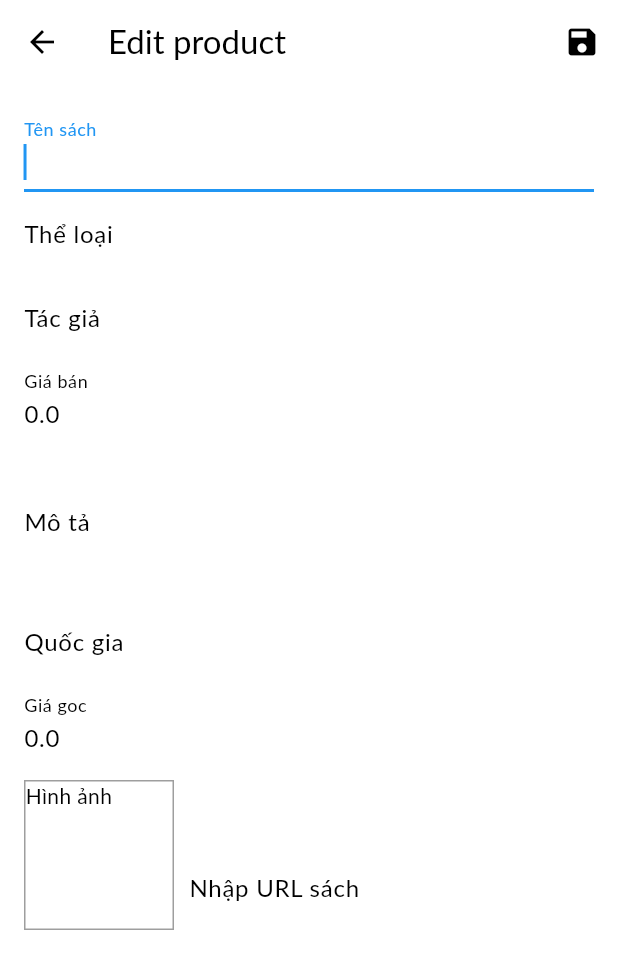
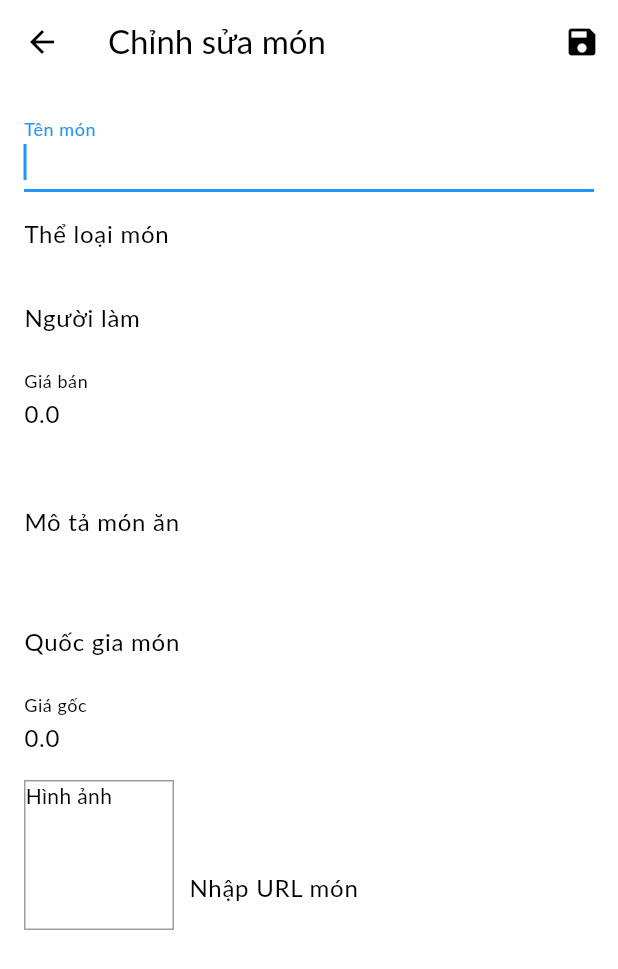
Before and after one commit to thnhtra2001/Food, a Flutter app: the EditProductScreen screen opened by its route, on a phone screen of 412 x 824 dp. Shown: the top 969 px of the screen. Run offline on Flutter 3.47's test engine with Material 3 defaults, Android fonts, the phone set to English and light mode, and no system bars; our stand-ins replace flutter_dotenv, pie_chart, shared_preferences; accounts and stored records are empty; Roboto replaces fonts that are missing (Lato).

Commit message:
update screen

```diff
--- a/lib/ui/admin/edit_product_screen.dart
+++ b/lib/ui/admin/edit_product_screen.dart
@@ -106,7 +106,7 @@ class _EditProductScreenState extends State<EditProductScreen> {
   Widget build(BuildContext context) {
     return Scaffold(
       appBar: AppBar(
-        title: const Text('Edit product'),
+        title: const Text('Chỉnh sửa món'),
         actions: <Widget>[
           IconButton(
             icon: const Icon(Icons.save),
@@ -142,7 +142,7 @@ class _EditProductScreenState extends State<EditProductScreen> {
   TextFormField buildTitleField() {
     return TextFormField(
       initialValue: _editedProduct.title,
-      decoration: const InputDecoration(labelText: 'Tên sách'),
+      decoration: const InputDecoration(labelText: 'Tên món'),
       textInputAction: TextInputAction.next,
       autofocus: true,
       validator: (value) {
@@ -160,7 +160,7 @@ class _EditProductScreenState extends State<EditProductScreen> {
   TextFormField buildCategoryField() {
     return TextFormField(
       initialValue: _editedProduct.category,
-      decoration: const InputDecoration(labelText: 'Thể loại'),
+      decoration: const InputDecoration(labelText: 'Thể loại món'),
       textInputAction: TextInputAction.next,
       autofocus: true,
       validator: (value) {
@@ -178,7 +178,7 @@ class _EditProductScreenState extends State<EditProductScreen> {
   TextFormField buildAuthorField() {
     return TextFormField(
       initialValue: _editedProduct.author,
-      decoration: const InputDecoration(labelText: 'Tác giả'),
+      decoration: const InputDecoration(labelText: 'Người làm'),
       textInputAction: TextInputAction.next,
       autofocus: true,
       validator: (value) {
@@ -196,7 +196,7 @@ class _EditProductScreenState extends State<EditProductScreen> {
   TextFormField buildCoutryField() {
     return TextFormField(
       initialValue: _editedProduct.coutry,
-      decoration: const InputDecoration(labelText: 'Quốc gia'),
+      decoration: const InputDecoration(labelText: 'Quốc gia món'),
       textInputAction: TextInputAction.next,
       autofocus: true,
       validator: (value) {
@@ -214,7 +214,7 @@ class _EditProductScreenState extends State<EditProductScreen> {
   TextFormField buildPrice0Field() {
     return TextFormField(
       initialValue: _editedProduct.price0.toString(),
-      decoration: const InputDecoration(labelText: 'Giá goc'),
+      decoration: const InputDecoration(labelText: 'Giá gốc'),
       textInputAction: TextInputAction.next,
       keyboardType: TextInputType.number,
       validator: (value) {
@@ -262,7 +262,7 @@ class _EditProductScreenState extends State<EditProductScreen> {
   TextFormField buildDescriptionField() {
     return TextFormField(
       initialValue: _editedProduct.description,
-      decoration: const InputDecoration(labelText: 'Mô tả'),
+      decoration: const InputDecoration(labelText: 'Mô tả món ăn'),
       maxLines: 3,
       keyboardType: TextInputType.multiline,
       validator: (value) {
@@ -315,7 +315,7 @@ class _EditProductScreenState extends State<EditProductScreen> {
 
   TextFormField buildImageURLField() {
     return TextFormField(
-      decoration: const InputDecoration(labelText: 'Nhập URL sách'),
+      decoration: const InputDecoration(labelText: 'Nhập URL món'),
       keyboardType: TextInputType.url,
       textInputAction: TextInputAction.done,
       controller: _imageUrlController,
--- a/lib/ui/admin/user_product_screen.dart
+++ b/lib/ui/admin/user_product_screen.dart
@@ -23,7 +23,7 @@ class UserProductsScreen extends StatelessWidget {
     final productsManager = ProductsManager();
     return Scaffold(
         appBar: AppBar(
-          title: const Text('ADMIN'),
+          title: const Text('Admin'),
           actions: [
             searchProduct(context),
             buildAddButton(context),
--- a/lib/ui/cart/cart_screen.dart
+++ b/lib/ui/cart/cart_screen.dart
@@ -21,7 +21,7 @@ class CartScreen extends StatelessWidget {
     // final cart = CartManager();
     return Scaffold(
       appBar: AppBar(
-        title: const Text('GIỎ HÀNG'),
+        title: const Text('Giỏ hàng'),
       ),
       drawer: const AppDrawer(),
       body: Column(
--- a/lib/ui/order/orders_screen.dart
+++ b/lib/ui/order/orders_screen.dart
@@ -31,7 +31,7 @@ class _OrdersScreenState extends State<OrdersScreen> {
     final ordersManager = OrdersManager();
     return Scaffold(
         appBar: AppBar(
-          title: const Text('ĐƠN HÀNG'),
+          title: const Text('Đơn hàng'),
         ),
         drawer: const AppDrawer(),
         body: FutureBuilder(
--- a/lib/ui/payment_cart/payment_cart_screen.dart
+++ b/lib/ui/payment_cart/payment_cart_screen.dart
@@ -208,7 +208,7 @@ class _PaymentCartScreen1State extends State<PaymentCartScreen1> {
         child: Column(
           children: [
             CustomRowText(
-              title: 'Tổng số lượng',
+              title: 'Tổng số lượng món',
               value: '${cart.totalQuantity}',
             ),
             CustomRowText(
--- a/lib/ui/products/product_detail_screen.dart
+++ b/lib/ui/products/product_detail_screen.dart
@@ -1,15 +1,7 @@
 import 'package:flutter/material.dart';
-
 import 'package:provider/provider.dart';
-
-import '../../model/cart_item.dart';
-
-import '../cart/cart_screen.dart';
 import '../payment_cart/payment_cart_screen.dart';
-
 import '../../model/product.dart';
-import '../../model/product.dart';
-import '../payment_cart/payment_cart_screen.dart';
 import '../cart/cart_manager.dart';
 
 class ProductDetailScreen extends StatelessWidget {
@@ -40,7 +32,7 @@ class ProductDetailScreen extends StatelessWidget {
                     mainAxisAlignment: MainAxisAlignment.spaceEvenly,
                     crossAxisAlignment: CrossAxisAlignment.start,
                     children: [
-                      // const SizedBox(height: 20),
+                      const SizedBox(height: 20),
                       SizedBox(
                         height: 300,
                         width: 200,
@@ -65,7 +57,7 @@ class ProductDetailScreen extends StatelessWidget {
                                         CrossAxisAlignment.start,
                                     children: [
                                       const Text(
-                                        'Tên sách',
+                                        'Tên món',
                                         style: TextStyle(
                                             color: Colors.black, fontSize: 20),
                                       ),
@@ -122,7 +114,7 @@ class ProductDetailScreen extends StatelessWidget {
                                         CrossAxisAlignment.start,
                                     children: [
                                       const Text(
-                                        'Thể loại',
+                                        'Thể loại món',
                                         overflow: TextOverflow.ellipsis,
                                         style: TextStyle(
                                             color: Colors.black, fontSize: 20),
@@ -154,7 +146,7 @@ class ProductDetailScreen extends StatelessWidget {
                                       ),
                                     ],
                                   ),
-                                  // buildShoppingCartIcon(),
+                                  buildShoppingCartIcon(),
                                 ],
                               ),
                             ),
@@ -165,53 +157,7 @@ class ProductDetailScreen extends StatelessWidget {
                   ),
                 ]),
               ),
-              // SizedBox(
-              //   height: 300,
-              //   width: double.infinity,
-              //   child: Image.network(
-              //     product.imageUrl,
-              //     fit: BoxFit.cover,
-              //   ),
-              // ),
-              // const SizedBox(height: 10),
-              // Text(
-              //   '${product.title}',
-              //   style: const TextStyle(
-              //     color: Colors.red,
-              //     fontStyle: FontStyle.italic,
-              //     fontSize: 30,
-              //   ),
-              // ),
-              // Text(
-              //   '${product.owner}',
-              //   style: const TextStyle(
-              //     color: Colors.black,
-              //     fontSize: 20,
-              //   ),
-              // ),
-              // Text(
-              //   '${product.origin}',
-              //   style: const TextStyle(
-              //     color: Colors.black,
-              //     fontSize: 20,
-              //   ),
-              // ),
-              // Text(
-              //   '${product.status}',
-              //   style: const TextStyle(
-              //     color: Colors.black,
-              //     fontSize: 20,
-              //   ),
-              // ),
-              // Text(
-              //   '${product.price}',
-              //   style: const TextStyle(
-              //     color: Colors.grey,
-              //     fontSize: 20,
-              //   ),
-              // ),
-              // const SizedBox(height: 20),
-              buildShoppingCartIcon(),
+              // buildShoppingCartIcon(),
               Container(
                 width: 300,
                 height: 50,
@@ -222,14 +168,6 @@ class ProductDetailScreen extends StatelessWidget {
                     cart.addItem(product);
                     Navigator.of(context)
                         .pushNamed(PaymentCartScreen1.routeName);
-                    //   print(product.title);
-                    //   Navigator.of(context).pushNamed(PaymentDetailScreen.routeName,
-                    //       arguments: Product(
-                    //           title: product.title,
-                    //           description: product.description,
-                    //           price: product.price,
-                    //           imageUrl: product.imageUrl)
-                    //           );
                   },
                   style: ElevatedButton.styleFrom(
                     backgroundColor: Colors.red,
--- a/lib/ui/products/product_overview_screen.dart
+++ b/lib/ui/products/product_overview_screen.dart
@@ -36,7 +36,7 @@ class _ProductOverviewScreenState extends State<ProductsOverviewScreen> {
   Widget build(BuildContext context) {
     return Scaffold(
         appBar: AppBar(
-          title: const Text('FOODAPP'),
+          title: const Text('FOOD APP'),
           actions: [
             buildShoppingCartIcon(),
             searchProduct(),
```
Also changed, not shown: lib/ui/products/product_grid_tile.dart (+0 -7 lines).
